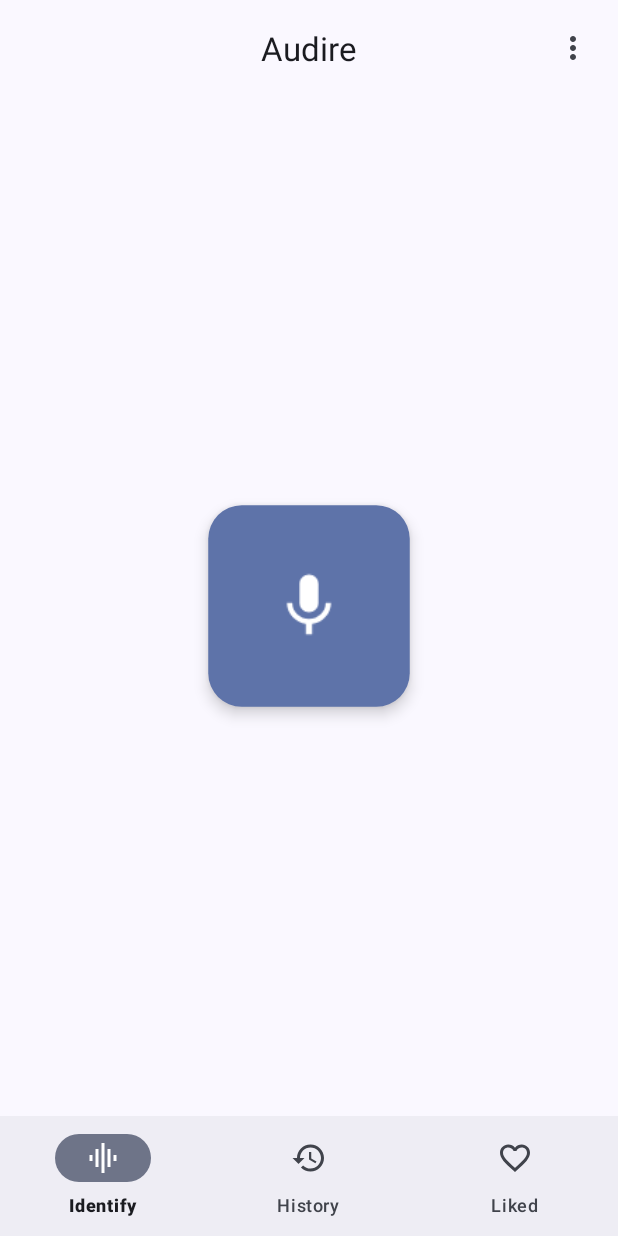
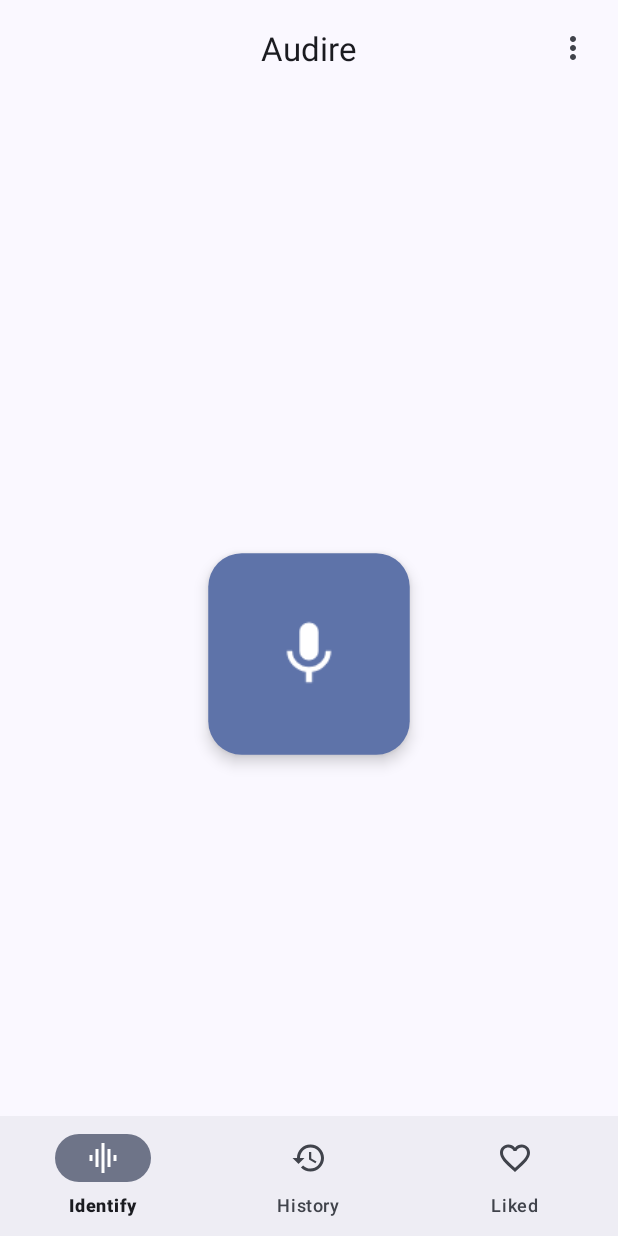
Before and after one commit to alexmercerind/audire, an Android app: the first screen one second after launch (MainActivity), on a phone screen of 412 x 824 dp. Run offline under Robolectric (Android 15) with nearby library versions, the phone set to English and light mode, and no system bars; our stand-ins replace navigation-ui; libraries missing offline, so code that uses them is left out: com.github.f4b6a3.uuid.

Commit message:
fix: android:fitsSystemWindows="true"

```diff
--- a/app/src/main/res/layout/activity_about.xml
+++ b/app/src/main/res/layout/activity_about.xml
@@ -4,7 +4,6 @@
     xmlns:tools="http://schemas.android.com/tools"
     android:layout_width="match_parent"
     android:layout_height="match_parent"
-    android:fitsSystemWindows="true"
     tools:context=".ui.AboutActivity">
 
     <com.google.android.material.appbar.AppBarLayout
--- a/app/src/main/res/layout/activity_music.xml
+++ b/app/src/main/res/layout/activity_music.xml
@@ -4,7 +4,6 @@
     xmlns:tools="http://schemas.android.com/tools"
     android:layout_width="match_parent"
     android:layout_height="match_parent"
-    android:fillViewport="true"
     android:orientation="vertical"
     tools:context=".ui.MusicActivity">
 
--- a/app/src/main/res/layout/fragment_history.xml
+++ b/app/src/main/res/layout/fragment_history.xml
@@ -2,8 +2,7 @@
 <androidx.coordinatorlayout.widget.CoordinatorLayout xmlns:android="http://schemas.android.com/apk/res/android"
     xmlns:app="http://schemas.android.com/apk/res-auto"
     android:layout_width="match_parent"
-    android:layout_height="match_parent"
-    android:fitsSystemWindows="true">
+    android:layout_height="match_parent">
 
     <com.google.android.material.appbar.AppBarLayout
         android:id="@+id/appBarLayout"
@@ -58,6 +57,7 @@
         android:id="@+id/historyRecyclerView"
         android:layout_width="match_parent"
         android:layout_height="match_parent"
+        android:fitsSystemWindows="true"
         android:layout_marginTop="?attr/actionBarSize"
         android:clipToPadding="false"
         android:paddingBottom="8dp" />
--- a/app/src/main/res/layout/fragment_identify.xml
+++ b/app/src/main/res/layout/fragment_identify.xml
@@ -4,7 +4,6 @@
     xmlns:tools="http://schemas.android.com/tools"
     android:layout_width="match_parent"
     android:layout_height="match_parent"
-    android:fitsSystemWindows="true"
     tools:context=".ui.IdentifyFragment">
 
     <com.google.android.material.appbar.AppBarLayout
@@ -35,7 +34,8 @@
     <androidx.constraintlayout.widget.ConstraintLayout
         android:layout_width="match_parent"
         android:layout_height="match_parent"
-        android:layout_marginTop="?attr/actionBarSize">
+        android:layout_marginTop="?attr/actionBarSize"
+        android:paddingTop="?attr/actionBarSize">
 
         <view
             android:id="@+id/waveView"
```
